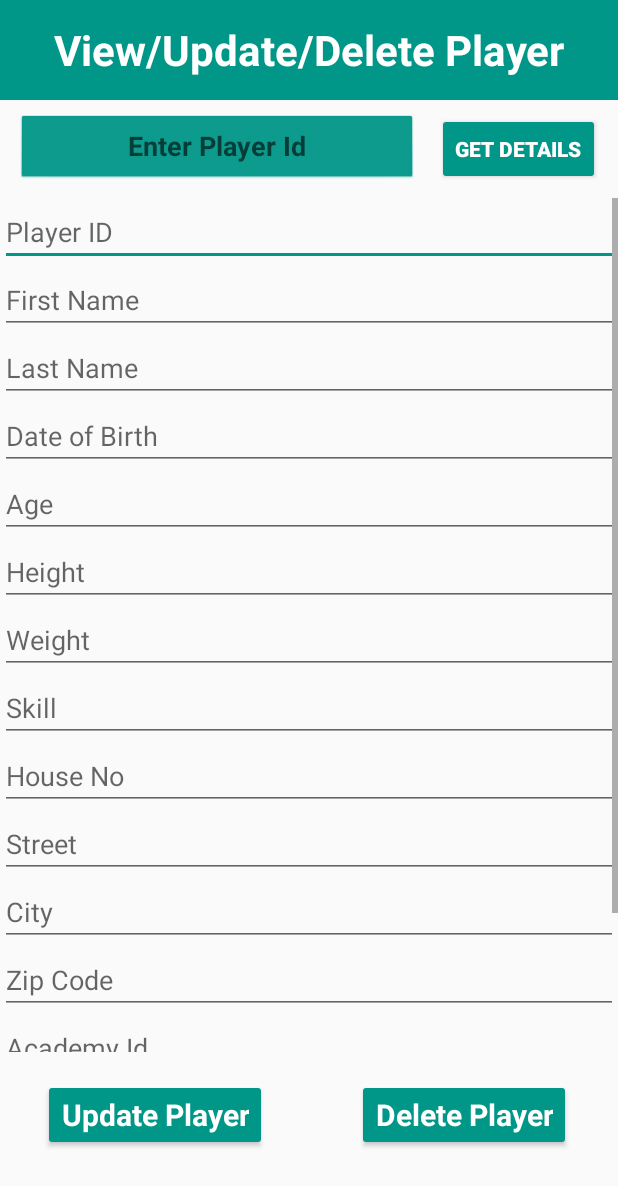
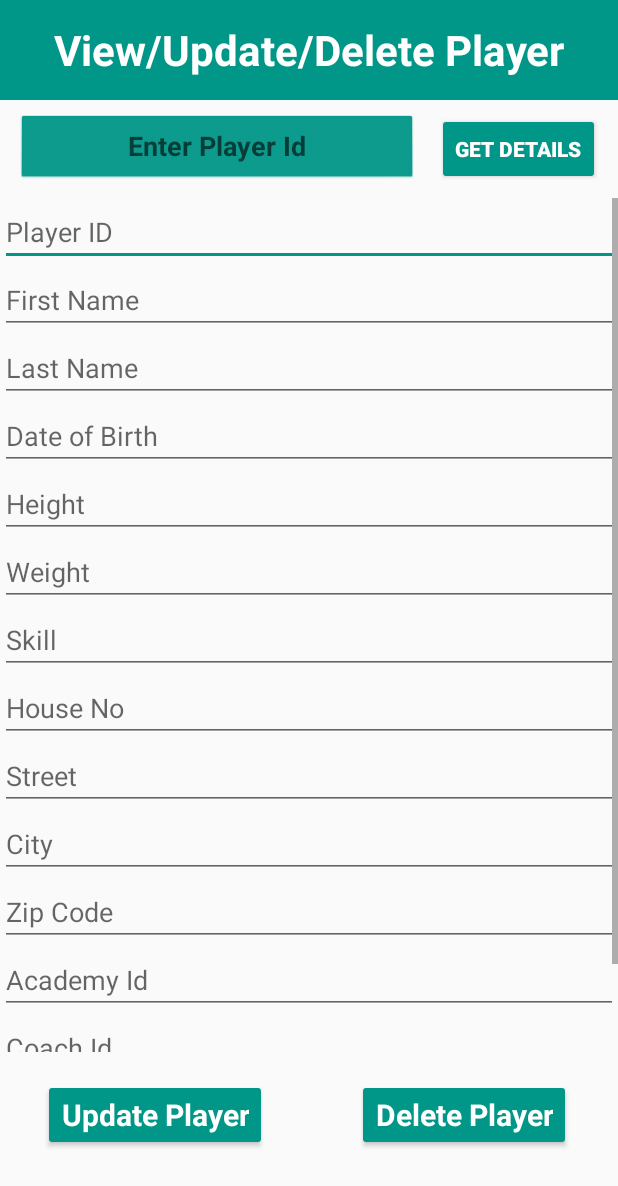
Before and after one commit to shhekarchowdary/ABC_Cricket_Academy, an Android app: the activity_view_player screen opened directly, with no data from a screen before it, on a phone screen of 412 x 824 dp. Shown: the top 1186 px of the screen. Run offline under Robolectric (Android 15) with nearby library versions, the light colour scheme and no system bars; 2 statements that could not run were skipped.

Commit message:
Update Done

```diff
--- a/app/src/main/java/com/arr/abccricketacademy/DBHelper.java
+++ b/app/src/main/java/com/arr/abccricketacademy/DBHelper.java
@@ -52,7 +52,7 @@ public class DBHelper extends SQLiteOpenHelper {
         }
     }
 
-    public Boolean updateuserdata(String playerid, String firstname,String lastname,String dob,String height,String weight,String skill,String houseno,String street,String city,String zipcode )
+    public Boolean updateuserdata(String playerid, String firstname,String lastname,String dob,String height,String weight,String skill,String houseno,String street,String city,String zipcode,String academyid,String coachid,String teamid )
     {
         SQLiteDatabase DB = this.getWritableDatabase();
         ContentValues contentValues = new ContentValues();
--- a/app/src/main/java/com/arr/abccricketacademy/activity_view_player.java
+++ b/app/src/main/java/com/arr/abccricketacademy/activity_view_player.java
@@ -3,15 +3,78 @@ package com.arr.abccricketacademy;
 import androidx.appcompat.app.AppCompatActivity;
 
 import android.os.Bundle;
+import android.view.View;
+import android.widget.Button;
+import android.widget.EditText;
+import android.widget.Toast;
 
 public class activity_view_player extends AppCompatActivity {
-
+    EditText mPlayerid, mFirstname,mLastname,mDob,mHeight,mWeight,mSkill,mHouseno,mStreet,mCity,mZipcode,mAcademyId,mCoachId,mTeamId;
+    Button mUpdateButton,mDeleteButton;
+    DBHelper DB;
 
     @Override
     protected void onCreate(Bundle savedInstanceState) {
         super.onCreate(savedInstanceState);
         setContentView(R.layout.activity_view_player);
 
+        mUpdateButton = findViewById(R.id.update_button);
+        mDeleteButton = findViewById(R.id.delete_button);
+
+        mPlayerid = findViewById(R.id.player_id);
+        mFirstname = findViewById(R.id.f_name);
+        mLastname = findViewById(R.id.l_name);
+        mDob = findViewById(R.id.dob);
+        mHeight = findViewById(R.id.height);
+        mWeight = findViewById(R.id.weight);
+        mSkill = findViewById(R.id.skill);
+        mHouseno = findViewById(R.id.h_no);
+        mStreet= findViewById(R.id.street);
+        mCity = findViewById(R.id.city);
+        mZipcode = findViewById(R.id.zip_code);
+        mAcademyId = findViewById(R.id.academy_id);
+        mCoachId = findViewById((R.id.coach_id));
+        mTeamId = findViewById(R.id.team_id);
+
+        DB = new DBHelper(this);
+
+        mUpdateButton.setOnClickListener(new View.OnClickListener() {
+            @Override
+            public void onClick(View view) {
+
+                String idTXT = mPlayerid.getText().toString();
+                String firstnameTXT = mFirstname.getText().toString();
+                String lastnameTXT = mLastname.getText().toString();
+                String dobTXT = mDob.getText().toString();
+                String heightTXT = mHeight.getText().toString();
+                String weightTXT = mWeight.getText().toString();
+                String skillTXT = mSkill.getText().toString();
+                String housenoTXT = mHouseno.getText().toString();
+                String streetTXT = mStreet.getText().toString();
+                String cityTXT = mCity.getText().toString();
+                String zipcodeTXT = mZipcode.getText().toString();
+                String academyIdTXT = mAcademyId.getText().toString();
+                String coachIdTXT = mCoachId.getText().toString();
+                String teamIdTXT = mTeamId.getText().toString();
+                Boolean checkupdatedata = DB.updateuserdata(idTXT, firstnameTXT,lastnameTXT, dobTXT,heightTXT,weightTXT,skillTXT,housenoTXT,streetTXT,cityTXT,zipcodeTXT,academyIdTXT,coachIdTXT,teamIdTXT);
+
+                if(checkupdatedata==true)
+                    Toast.makeText(activity_view_player.this, "Entry Updated", Toast.LENGTH_SHORT).show();
+                else
+                    Toast.makeText(activity_view_player.this, "New Entry Not Updated", Toast.LENGTH_SHORT).show();
+
+            }
+        });
+
+        mDeleteButton.setOnClickListener(new View.OnClickListener() {
+            @Override
+            public void onClick(View view) {
+
+            }
+        });
+
+
+
 
 
     }
--- a/app/src/main/res/layout/activity_view_player.xml
+++ b/app/src/main/res/layout/activity_view_player.xml
@@ -65,18 +65,6 @@
                 android:hint="@string/dob"
                 android:importantForAutofill="no"
                 android:inputType="date"
-                android:textColor="@color/Buttons"
-                android:textSize="18sp" />
-
-            <EditText
-                android:id="@+id/age"
-                android:layout_width="match_parent"
-                android:layout_height="wrap_content"
-                android:background="?attr/editTextBackground"
-                android:ems="10"
-                android:hint="@string/age"
-                android:importantForAutofill="no"
-                android:inputType="number"
                 android:textColor="@color/Buttons"
                 android:textSize="18sp" />
 
```
